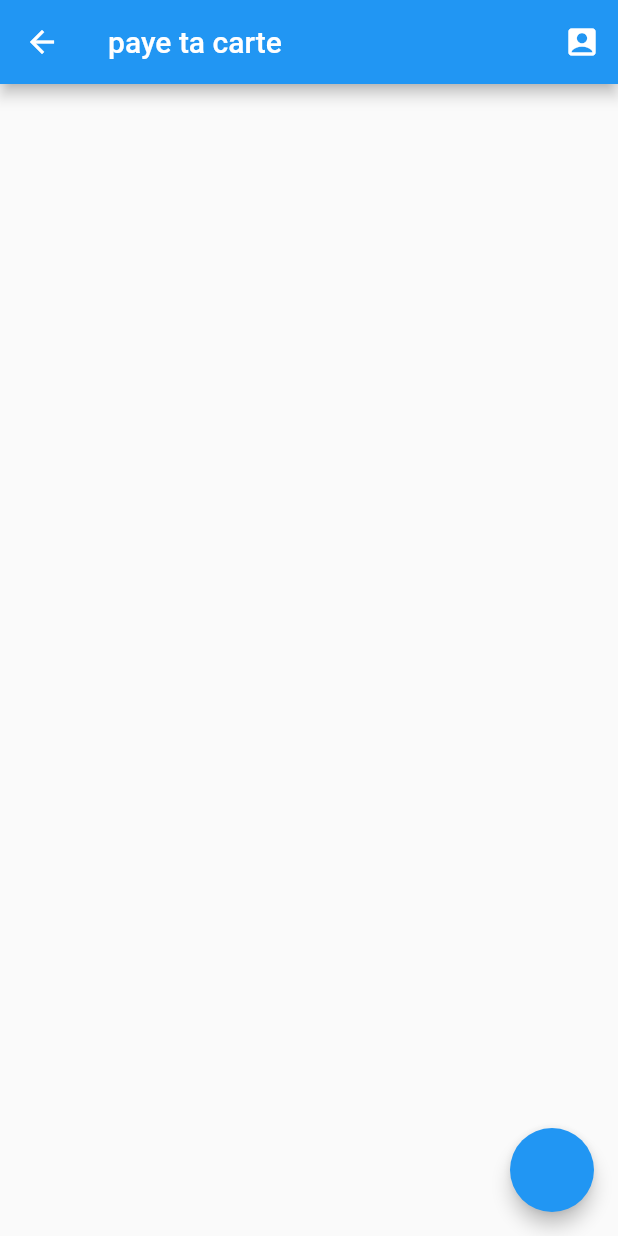
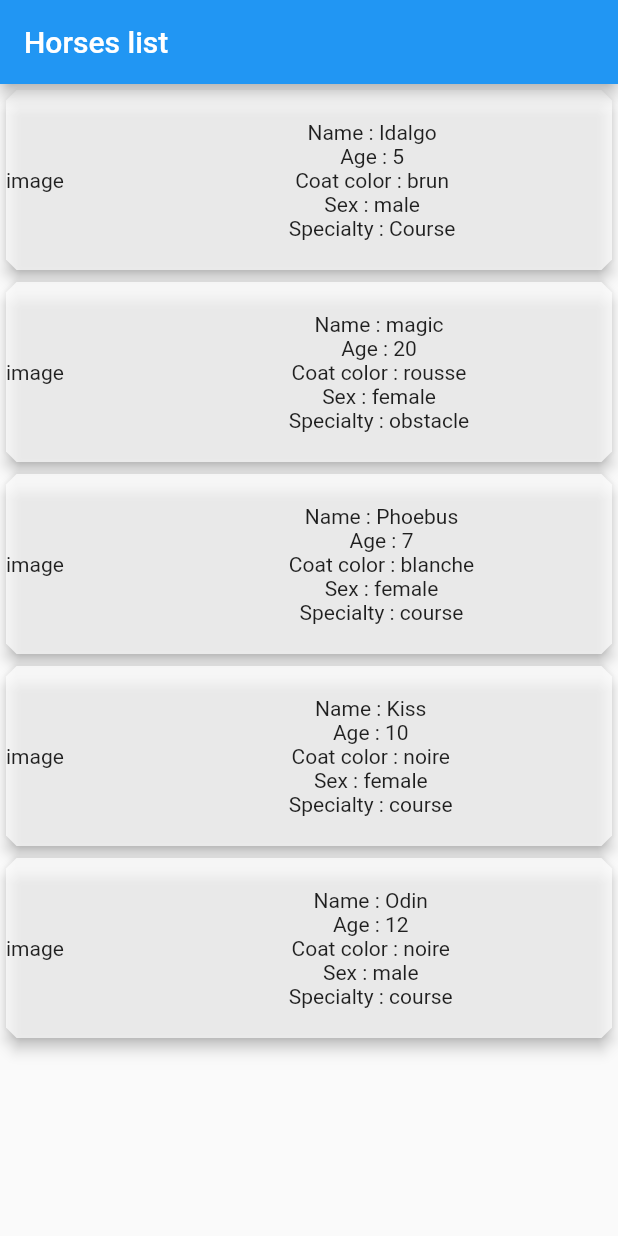
Before and after one commit to Kieran100/HorseStyle, a Flutter app: the HorseListView screen opened directly, on a phone screen of 412 x 824 dp. Run offline on Flutter 3.47's test engine with Material 2 defaults, Android fonts, the phone set to English and light mode, and no system bars; missing offline and left inert: mongo_dart.

Commit message:
Create horse and ListView hard

```diff
--- a/lib/main.dart
+++ b/lib/main.dart
@@ -1,6 +1,7 @@
 import 'package:flutter/material.dart';
 import 'dart:async';
 import 'package:horsestyle/controller/databaseController/mongo_db_controller.dart';
+import 'package:horsestyle/view/horseListView.dart';
 import 'package:horsestyle/view/profilView.dart';
 import 'package:horsestyle/view/registerView.dart';
 
@@ -23,7 +24,7 @@ class MyApp extends StatelessWidget {
         primarySwatch: Colors.blue,
       ),
 
-      home: const RegisterView(),
+      home: const HorseListView(),
 
     );
   }
--- /dev/null
+++ b/lib/model/horse.dart
@@ -0,0 +1,18 @@
+class Horse{
+
+// les changer en Late avec bdd
+
+  final String name;
+  final String age;
+  final String robe;
+  final String race;
+  final String sex;
+  final String specialty;
+  final String image;
+
+  Horse(this.name, this.age, this.robe, this.race, this.sex, this.specialty,
+      this.image);
+
+
+
+}
--- a/lib/view/horseListView.dart
+++ b/lib/view/horseListView.dart
@@ -1,4 +1,6 @@
 import 'package:flutter/material.dart';
+import 'package:horsestyle/model/horse.dart';
+import 'package:horsestyle/widget/horsesCard.dart';
 
 class HorseListView extends StatefulWidget {
   const HorseListView({super.key});
@@ -8,50 +10,43 @@ class HorseListView extends StatefulWidget {
 }
 
 class _HorseListViewState extends State<HorseListView> {
-  int _count = 0;
 
-  //exo 3
+  @override
+  void initState() {
+    horseCardList.add(horsesCard1);
+    horseCardList.add(horsesCard2);
+    horseCardList.add(horsesCard3);
+    horseCardList.add(horsesCard4);
+    horseCardList.add(horsesCard5);
+    super.initState();
+  }
+
+  Horse horse1 = Horse("Idalgo", "5", "brun","Appaloosa" , "male", "Course", "1");
+  Horse horse2 = Horse("magic", "20", "rousse", "Pottok", "female", "obstacle", "2");
+  Horse horse3 = Horse("Phoebus", "7", "blanche", "Percheron", "female", "course", "3");
+  Horse horse4 = Horse("Kiss", "10", "noire", "Akhal-Téké", "female", "course", "4");
+  Horse horse5 = Horse("Odin", "12", "noire", "Haflinge", "male", "course", "5");
 
 
-  List<Widget> widgetCard = [];
+  List<Widget> horseCardList = [];
+  HorsesCard horsesCard1 = HorsesCard(Horse("Idalgo", "5", "brun","Appaloosa" , "male", "Course", "image"));
+  HorsesCard horsesCard2 = HorsesCard(Horse("magic", "20", "rousse", "Pottok", "female", "obstacle", "image"));
+  HorsesCard horsesCard3 = HorsesCard(Horse("Phoebus", "7", "blanche", "Percheron", "female", "course", "image"));
+  HorsesCard horsesCard4 = HorsesCard(Horse("Kiss", "10", "noire", "Akhal-Téké", "female", "course", "image"));
+  HorsesCard horsesCard5 = HorsesCard(Horse("Odin", "12", "noire", "Haflinge", "male", "course", "image"));
 
-  void _incrementCounter() {
-    setState(() {
-      _count++;
-    });
-  }
-
- // Future<List<Horse>> horseList() {
-  //  setState(() {
-      //recuperer les horse du model Horse
-   // });
-  //}
-
-  // This widget is the root of your application.
   @override
   Widget build(BuildContext context) {
     return Scaffold(
         appBar: AppBar(
-          title: const Text("paye ta carte"),
-          actions: <Widget>[
-            IconButton(
-              icon: const Icon(Icons.account_box),
-              onPressed: () {
+          title: const Text("Horses list"),
+        ),
 
-              },
-            )
-          ],
-        ),
-        floatingActionButton: FloatingActionButton(
-            elevation: 5,
-            onPressed: () {
-              //randowCardWidget();
-            }),
         body: Center(
             child: ListView.builder(
-                itemCount: _count,
+                itemCount: horseCardList.length,
                 itemBuilder: (BuildContext context, int index) {
-                  return widgetCard[index];
+                  return horseCardList[index];
                 })));
   }
 }
--- /dev/null
+++ b/lib/widget/horsesCard.dart
@@ -0,0 +1,36 @@
+import 'package:flutter/material.dart';
+
+import '../model/horse.dart';
+
+class HorsesCard extends StatelessWidget {
+
+  //changer en late avec bdd
+   Horse horse;
+
+  HorsesCard(this.horse, {super.key});
+
+  @override
+  Widget build(BuildContext context) {
+    return Card(
+      color: Colors.white70,
+      elevation: 4,
+      shape: BeveledRectangleBorder(borderRadius: BorderRadius.circular(7.0)),
+      child : SizedBox(
+        height: 120,
+      child: Row(
+          children: [
+        Text(horse.image),
+        const SizedBox(width: 150),
+        Column(
+            mainAxisAlignment: MainAxisAlignment.center,
+            children: [
+          Text("Name : ${horse.name}"),
+          Text("Age : ${horse.age}"),
+          Text("Coat color : ${horse.robe}"),
+          Text("Sex : ${horse.sex}"),
+          Text("Specialty : ${horse.specialty}"),
+        ])
+      ]),
+    ));
+  }
+}
```
Also changed, not shown: lib/widget/text.dart (added).
